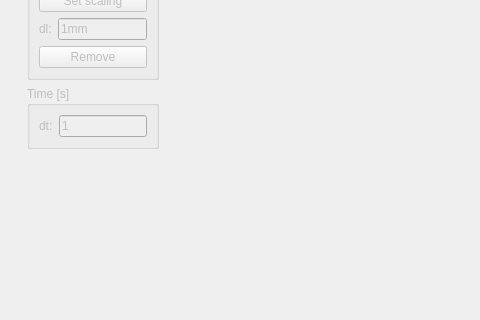
Above: pyDSAqt5/design.ui from galaunay/pyDSA_gui before the change; both pictures show x 0 to 480 and y 286 to 606 of the 1065 by 854 pixel window. Below: the same form after it.
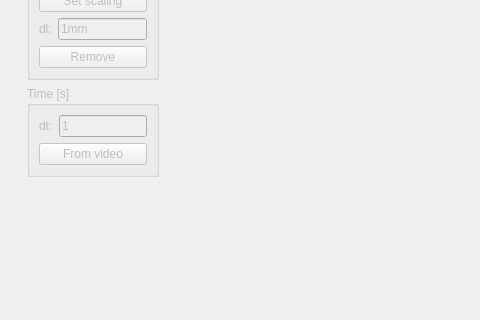
That is the form after the change. The open tabs and pages were chosen to show the change. Custom widgets are drawn as their Qt base class.

```diff
--- a/pyDSAqt5/design.ui
+++ b/pyDSAqt5/design.ui
@@ -220,6 +220,16 @@
                 </item>
                </layout>
               </item>
+              <item>
+               <widget class="QPushButton" name="tab1_dt_from_video">
+                <property name="toolTip">
+                 <string>Reset the cropping window</string>
+                </property>
+                <property name="text">
+                 <string>From video</string>
+                </property>
+               </widget>
+              </item>
              </layout>
             </widget>
            </item>
```
Left out of the diff: 87 changed lines with no effect on the pictures.
